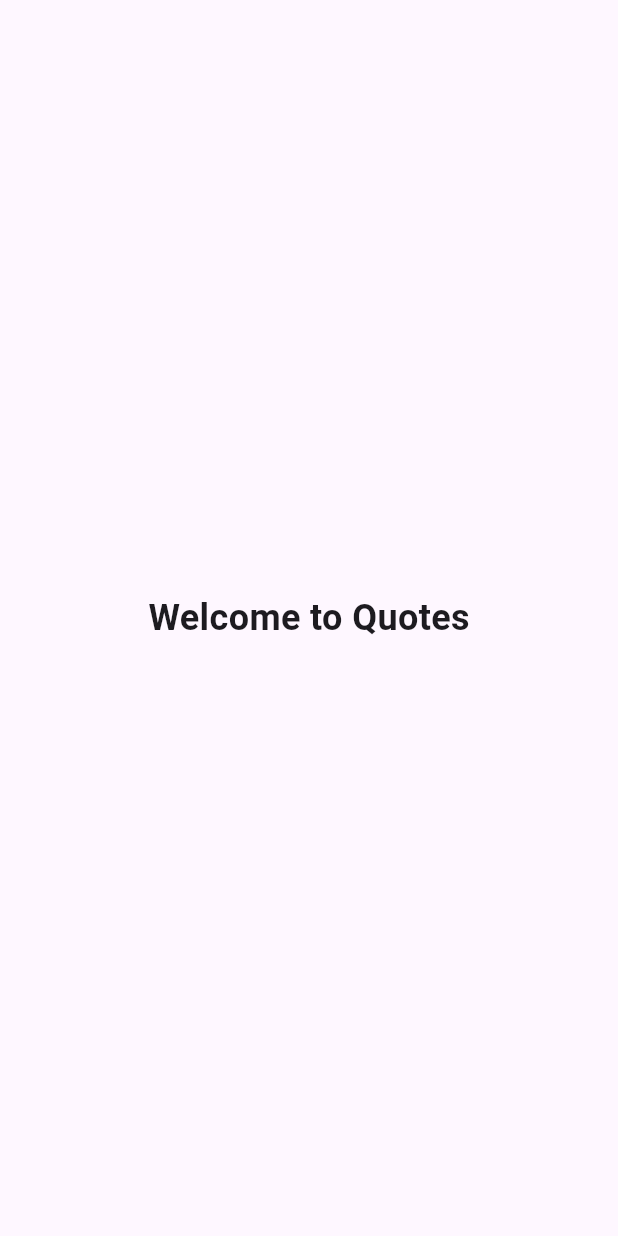
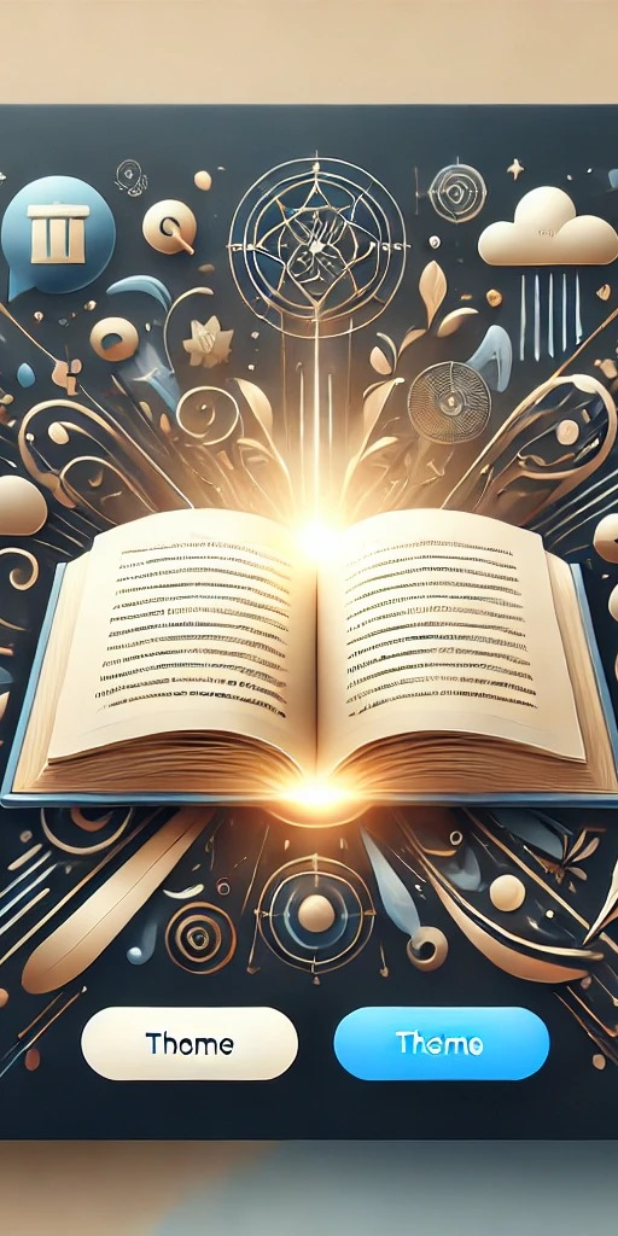
Before and after one commit to AjayToliya/quutes-db-, a Flutter app: the SplashScreen screen opened by its route, on a phone screen of 412 x 824 dp. Run offline on Flutter 3.47's test engine with Material 3 defaults, Android fonts, the light colour scheme and no system bars; our stand-ins replace carousel_slider, get, sqflite; accounts and stored records are empty.

Commit message:
30-08-24

```diff
--- a/lib/main.dart
+++ b/lib/main.dart
@@ -1,10 +1,10 @@
 import 'package:flutter/material.dart';
 import 'package:get/get.dart';
 import 'package:quetes_js_sql/view/fav_page.dart';
+import 'package:quetes_js_sql/view/splash_screen.dart';
 
 import 'view/details.dart';
 import 'view/home_page.dart';
-import 'view/splash_screen.dart';
 
 void main() {
   runApp(MyApp());
--- a/lib/view/splash_screen.dart
+++ b/lib/view/splash_screen.dart
@@ -12,9 +12,11 @@ class SplashScreen extends StatelessWidget {
 
     return Scaffold(
       body: Center(
-        child: Text(
-          'Welcome to Quotes',
-          style: TextStyle(fontSize: 24, fontWeight: FontWeight.bold),
+        child: Image.asset(
+          'assets/images/1.jpg',
+          fit: BoxFit.cover,
+          width: double.infinity,
+          height: double.infinity,
         ),
       ),
     );
--- a/pubspec.yaml
+++ b/pubspec.yaml
@@ -69,6 +69,7 @@ flutter:
   #   - images/a_dot_ham.jpeg
   assets:
     - assets/quotes.json
+    - assets/images/1.jpg
 
   # An image asset can refer to one or more resolution-specific "variants", see
   # https://flutter.dev/assets-and-images/#resolution-aware
```
Also changed, not shown: assets/images/1.jpg (added).
